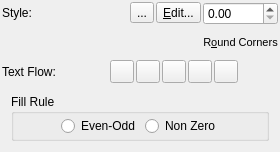
nitramr/scribus, file scribus/ui/propertiespalette_shapebase.ui: the form before one commit.
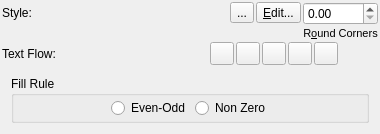
The form after the commit. Custom widgets are drawn as their Qt base class.

Patch:
```diff
--- a/scribus/ui/propertiespalette_shapebase.ui
+++ b/scribus/ui/propertiespalette_shapebase.ui
@@ -2,13 +2,11 @@
 <ui version="4.0">
  <class>PropertiesPalette_ShapeBase</class>
  <widget class="QWidget" name="PropertiesPalette_ShapeBase">
-  <property name="geometry">
-   <rect>
-    <x>0</x>
-    <y>0</y>
-    <width>280</width>
-    <height>152</height>
-   </rect>
+  <property name="minimumSize">
+   <size>
+    <width>380</width>
+    <height>0</height>
+   </size>
   </property>
   <property name="maximumSize">
    <size>
```
